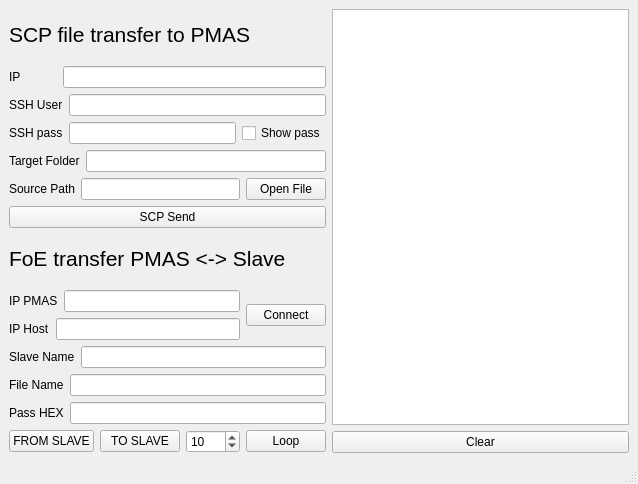
First picture: the form in mainwindow.ui, repository DmitriiGorelov/foe_gui, before the edit.
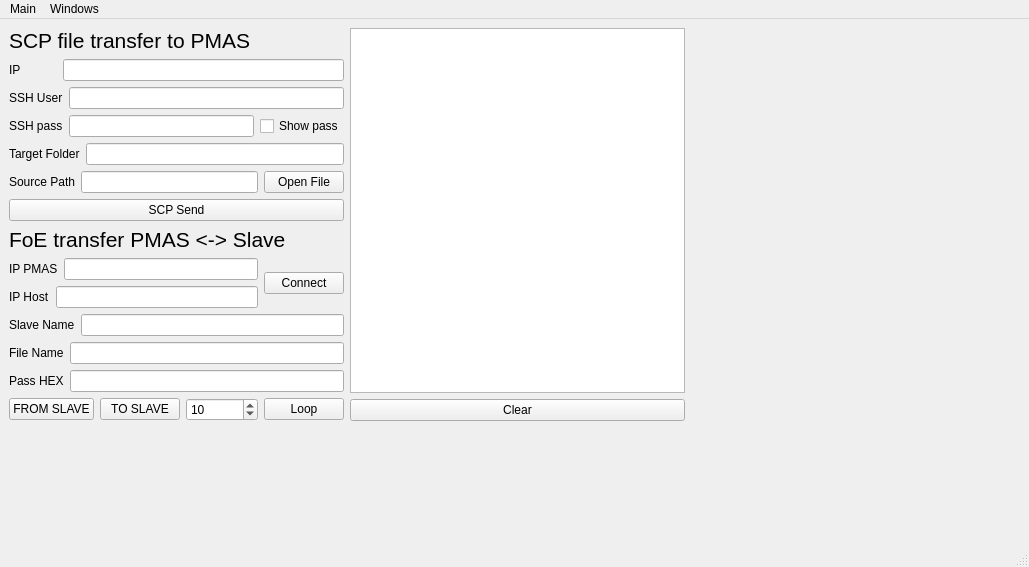
Second picture: the form after the edit.

```diff
--- a/mainwindow.ui
+++ b/mainwindow.ui
@@ -6,21 +6,32 @@
    <rect>
     <x>0</x>
     <y>0</y>
-    <width>638</width>
-    <height>484</height>
+    <width>1029</width>
+    <height>567</height>
    </rect>
   </property>
   <property name="windowTitle">
    <string>MainWindow</string>
   </property>
   <widget class="QWidget" name="centralwidget">
+   <layout class="QVBoxLayout" name="verticalLayout_6">
+    <item>
    <layout class="QHBoxLayout" name="horizontalLayout_13">
     <item>
      <layout class="QVBoxLayout" name="verticalLayout_5">
+        <property name="sizeConstraint">
+         <enum>QLayout::SetMaximumSize</enum>
+        </property>
       <item>
        <layout class="QVBoxLayout" name="verticalLayout_2">
         <item>
          <widget class="QLabel" name="label_9">
+            <property name="maximumSize">
+             <size>
+              <width>16777215</width>
+              <height>16777215</height>
+             </size>
+            </property>
           <property name="font">
            <font>
             <pointsize>16</pointsize>
@@ -283,6 +294,40 @@
       </item>
      </layout>
     </item>
+      <item>
+       <spacer name="horizontalSpacer">
+        <property name="orientation">
+         <enum>Qt::Horizontal</enum>
+        </property>
+        <property name="sizeType">
+         <enum>QSizePolicy::MinimumExpanding</enum>
+        </property>
+        <property name="sizeHint" stdset="0">
+         <size>
+          <width>40</width>
+          <height>20</height>
+         </size>
+        </property>
+       </spacer>
+      </item>
+     </layout>
+    </item>
+    <item>
+     <widget class="QWidget" name="widget" native="true"/>
+    </item>
+    <item>
+     <spacer name="verticalSpacer">
+      <property name="orientation">
+       <enum>Qt::Vertical</enum>
+      </property>
+      <property name="sizeHint" stdset="0">
+       <size>
+        <width>20</width>
+        <height>40</height>
+       </size>
+      </property>
+     </spacer>
+    </item>
    </layout>
   </widget>
   <widget class="QMenuBar" name="menubar">
@@ -290,10 +335,23 @@
     <rect>
      <x>0</x>
      <y>0</y>
-     <width>638</width>
+     <width>1029</width>
      <height>20</height>
     </rect>
    </property>
+   <widget class="QMenu" name="menuMenu">
+    <property name="title">
+     <string>Main</string>
+    </property>
+   </widget>
+   <widget class="QMenu" name="menuWindows">
+    <property name="title">
+     <string>Windows</string>
+    </property>
+    <addaction name="actionProcess_Image"/>
+   </widget>
+   <addaction name="menuMenu"/>
+   <addaction name="menuWindows"/>
   </widget>
   <widget class="QStatusBar" name="statusbar"/>
  </widget>
```
Left out of the diff: 5 changed lines with no effect on the pictures. Lines whose indentation alone changed are shown as unchanged.
